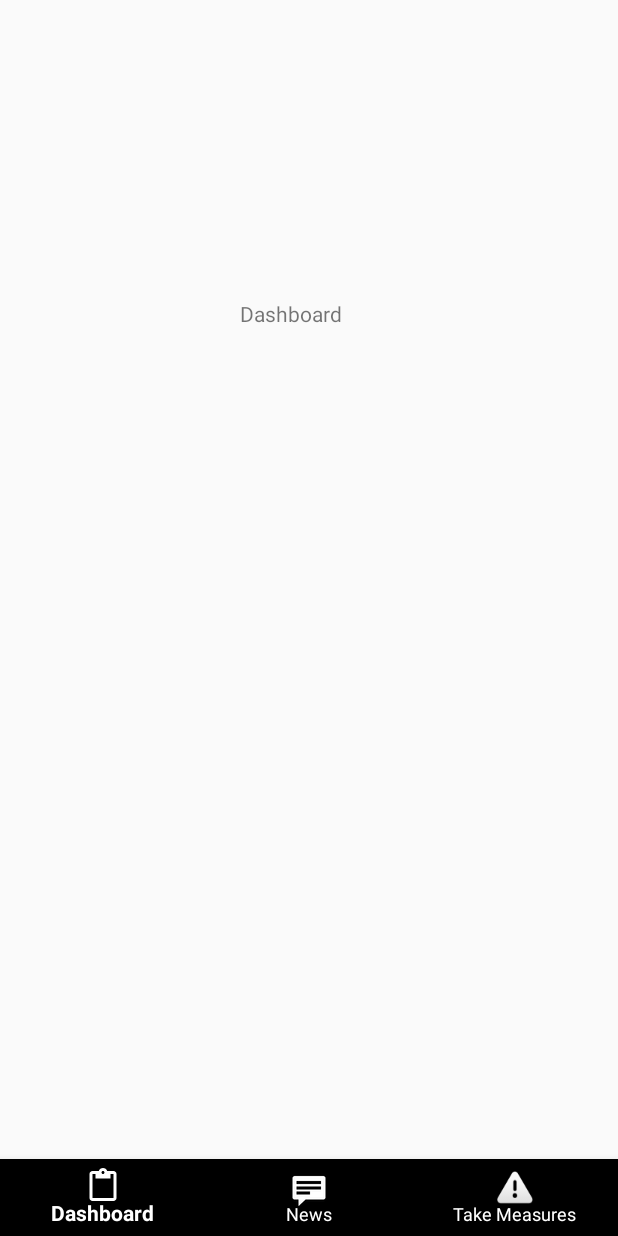
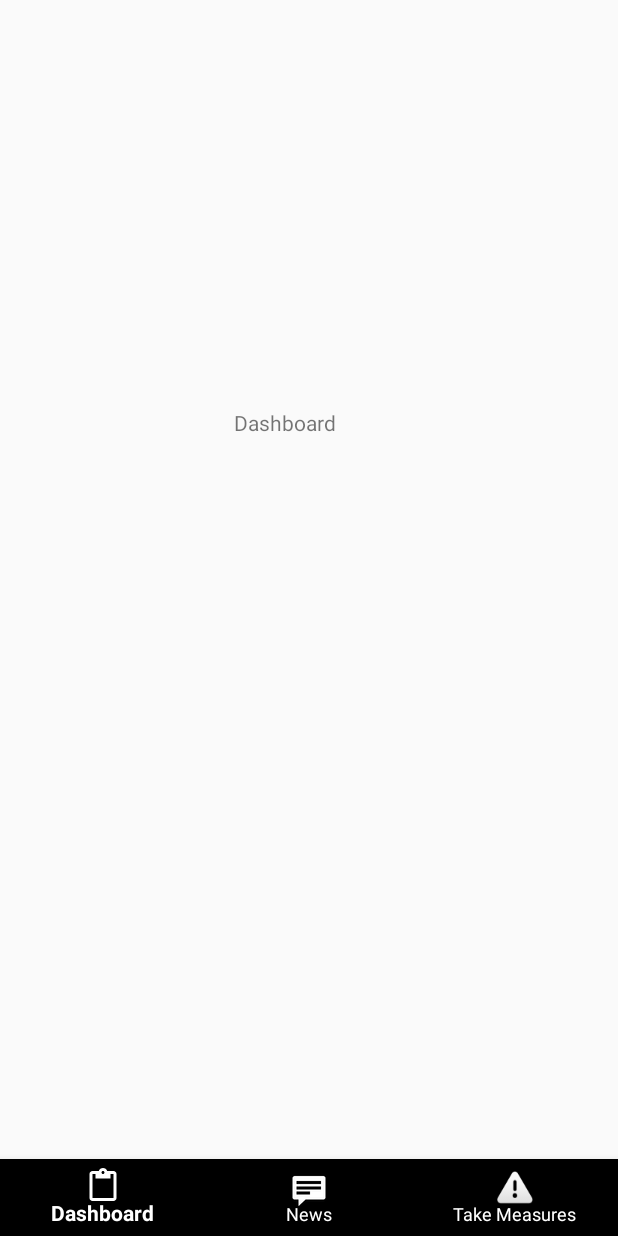
Before and after one commit to AlpYuktug/COVID-19, an Android app: the screen it shows after launch (MainActivity), on a phone screen of 412 x 824 dp. Run offline under Robolectric (Android 15) with nearby library versions, the phone set to English and light mode, and no system bars.

Commit message:
Pattern Design

```diff
--- a/app/build.gradle
+++ b/app/build.gradle
@@ -33,7 +33,7 @@ dependencies {
 
     implementation 'androidx.appcompat:appcompat:1.1.0'
     implementation 'androidx.constraintlayout:constraintlayout:1.1.3'
-    testImplementation 'junit:junit:4.12'
+    testImplementation 'junit:junit:4.13'
     androidTestImplementation 'androidx.test.ext:junit:1.1.1'
     androidTestImplementation 'androidx.test.espresso:espresso-core:3.2.0'
     implementation 'androidx.recyclerview:recyclerview:1.1.0'
@@ -41,6 +41,5 @@ dependencies {
 
     implementation 'com.squareup.retrofit2:retrofit:2.7.2'
     implementation 'com.google.code.gson:gson:2.8.6'
-    implementation 'com.squareup.retrofit2:converter-gson:2.4.0'
-
+    implementation 'com.squareup.retrofit2:converter-gson:2.7.1'
 }
--- a/app/src/main/java/com/alpyuktug/covid_19/Fragments/FragmentDashboard.java
+++ b/app/src/main/java/com/alpyuktug/covid_19/Fragments/FragmentDashboard.java
@@ -20,14 +20,14 @@ import com.alpyuktug.covid_19.R;
 import com.alpyuktug.covid_19.Services.ApiUtils;
 import com.alpyuktug.covid_19.Services.CountriesDAOInerface;
 
+
 public class FragmentDashboard extends Fragment {
 
     public FragmentDashboard() {
     }
 
     private CountriesDAOInerface countriesDIF;
-    public List<Covid19Country> Covid19CountryList;
-
+    private List<Covid19Country> Covid19CountryList;
 
     @Override
     public void onCreate(Bundle savedInstanceState) {
@@ -42,6 +42,7 @@ public class FragmentDashboard extends Fragment {
 
         countriesDIF = ApiUtils.getCountriesDAOInerface();
         AllCaountries();
+
         return view;
     }
 
--- a/app/src/main/res/layout/fragment_dashboard.xml
+++ b/app/src/main/res/layout/fragment_dashboard.xml
@@ -11,10 +11,11 @@
         android:layout_width="wrap_content"
         android:layout_height="wrap_content"
         android:layout_marginStart="164dp"
-        android:layout_marginTop="199dp"
+        android:layout_marginTop="272dp"
         android:layout_marginEnd="188dp"
         android:text="@string/title_dashboard"
         app:layout_constraintEnd_toEndOf="parent"
+        app:layout_constraintHorizontal_bias="1.0"
         app:layout_constraintStart_toStartOf="parent"
         app:layout_constraintTop_toTopOf="parent" />
 </androidx.constraintlayout.widget.ConstraintLayout>
--- a/build.gradle
+++ b/build.gradle
@@ -20,6 +20,7 @@ allprojects {
     repositories {
         google()
         jcenter()
+        maven { url 'https://jitpack.io' }
 
     }
 }
```
Also changed, not shown: 1 other file.
